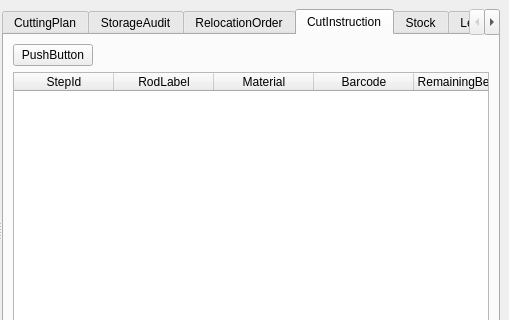
The window that view/MainWindow.ui (horvathzoltan/cutplannerpro) describes before a commit, drawn with Qt 5; both pictures show x 515 to 1024 and y 0 to 320 of the 1024 by 666 pixel window.
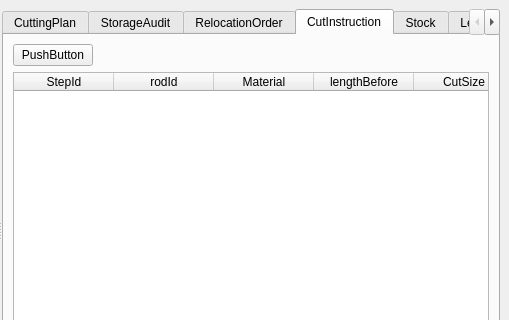
The same window after the commit. The open tabs and pages were chosen to show the change.

What changed in the file:
```diff
--- a/view/MainWindow.ui
+++ b/view/MainWindow.ui
@@ -510,7 +510,7 @@
             </column>
             <column>
              <property name="text">
-              <string>RodLabel</string>
+              <string>rodId</string>
              </property>
             </column>
             <column>
@@ -520,12 +520,7 @@
             </column>
             <column>
              <property name="text">
-              <string>Barcode</string>
-             </property>
-            </column>
-            <column>
-             <property name="text">
-              <string>RemainingBefore</string>
+              <string>lengthBefore</string>
              </property>
             </column>
             <column>
@@ -535,7 +530,7 @@
             </column>
             <column>
              <property name="text">
-              <string>RemainingAfter</string>
+              <string>lengthAfter</string>
              </property>
             </column>
             <column>
@@ -543,6 +538,11 @@
               <string>Status</string>
              </property>
             </column>
+            <column>
+             <property name="text">
+              <string>Finalize</string>
+             </property>
+            </column>
            </widget>
           </item>
          </layout>
```
Left out of the diff: 2 changed lines with no effect on the pictures.
